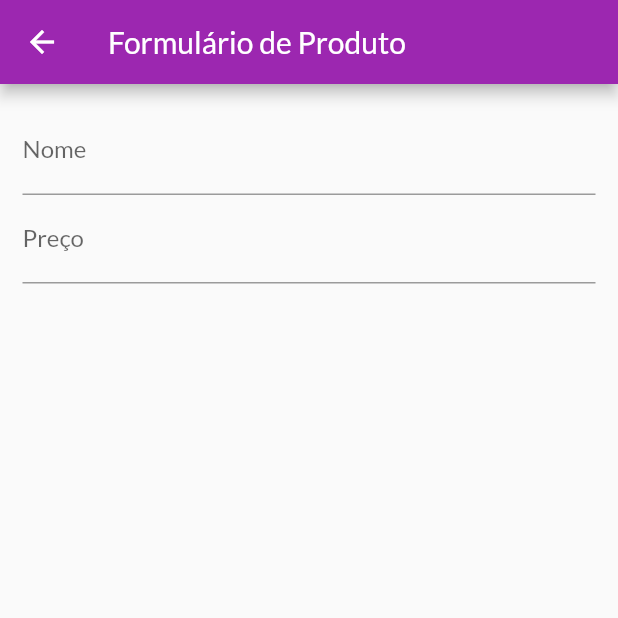
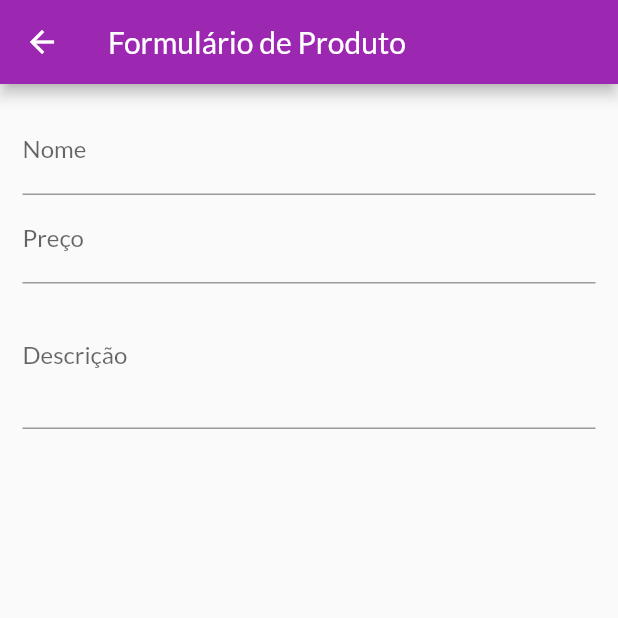
Before and after one commit to ViolaRafael/shop, a Flutter app: the ProductFormPage screen opened by its route, on a phone screen of 412 x 824 dp, the top half of it. Run offline on Flutter 3.47's test engine with Material 2 defaults, Android fonts, the phone set to English and light mode, and no system bars; network calls fail.

Commit message:
Add multiline to Text field

```diff
--- a/lib/pages/product_form_page.dart
+++ b/lib/pages/product_form_page.dart
@@ -9,8 +9,15 @@ class ProductFormPage extends StatefulWidget {
 
 class _ProductFormPageState extends State<ProductFormPage> {
   final _priceFocus = FocusNode();
+  final _descriptionFocus = FocusNode();
 
   @override
+  void dispose() {
+    super.dispose();
+    _priceFocus.dispose();
+    _descriptionFocus.dispose();
+  }
+
   Widget build(BuildContext context) {
     return Scaffold(
       appBar: AppBar(
@@ -34,6 +41,19 @@ class _ProductFormPageState extends State<ProductFormPage> {
                 focusNode: _priceFocus,
                 keyboardType:
                     const TextInputType.numberWithOptions(decimal: true),
+                onFieldSubmitted: (_) {
+                  FocusScope.of(context).requestFocus(_descriptionFocus);
+                },
+              ),
+              TextFormField(
+                decoration: const InputDecoration(labelText: 'Descrição'),
+                textInputAction: TextInputAction.next,
+                focusNode: _descriptionFocus,
+                keyboardType: TextInputType.multiline,
+                maxLines: 3,
+                onFieldSubmitted: (_) {
+                  FocusScope.of(context).requestFocus(_priceFocus);
+                },
               ),
             ],
           ),
```
